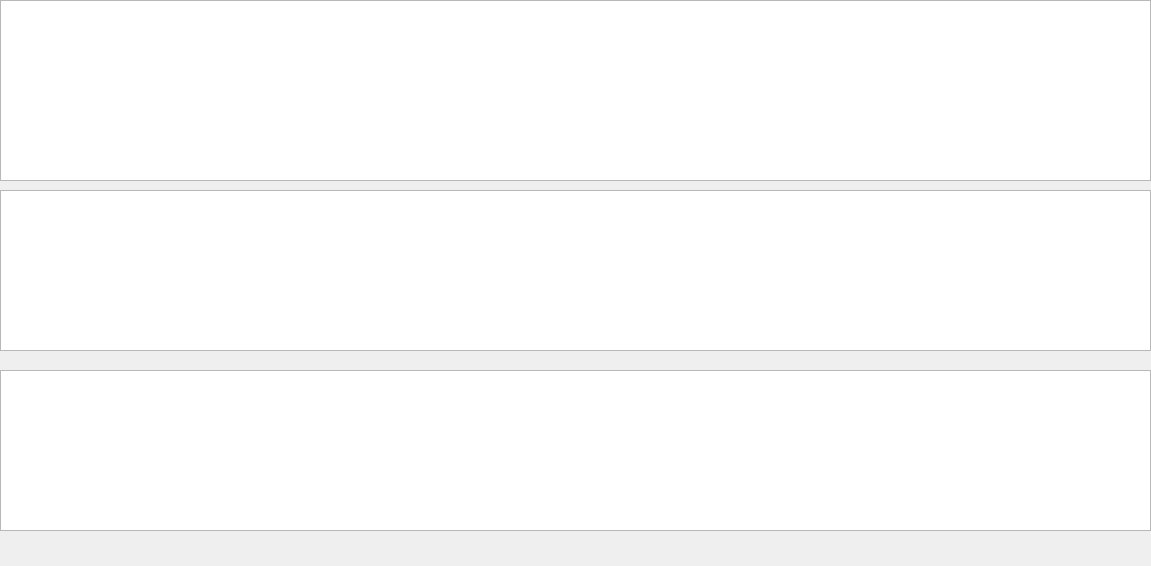
LaTortueQuiParl/L3Info, file CDAA/gestionnaireContact/mainwindow.ui: the form before one commit.
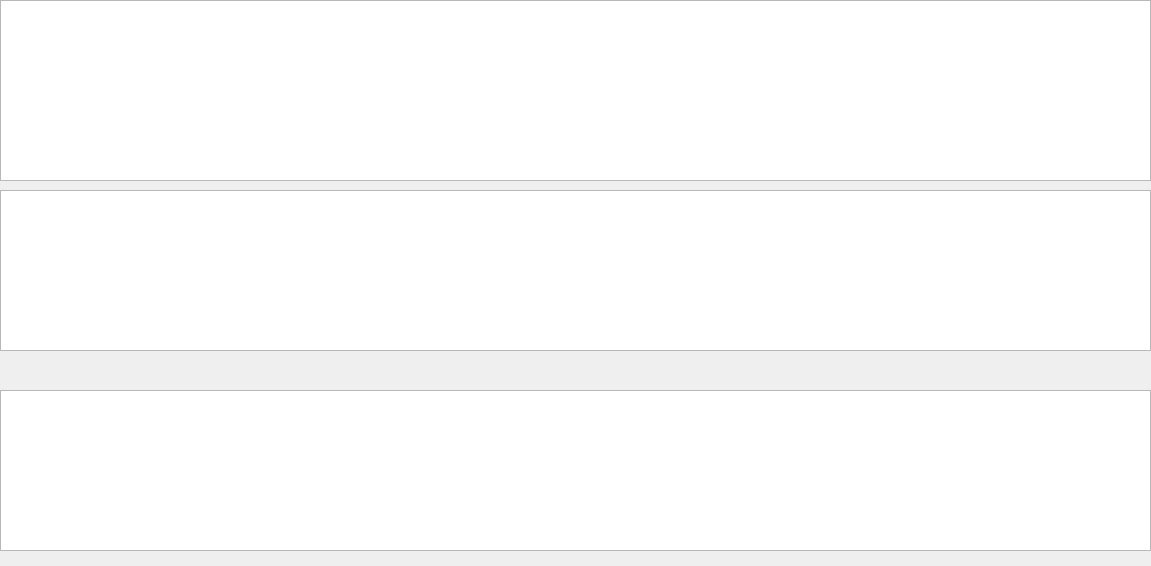
The form after the commit.

Diff of the .ui file:
```diff
--- a/CDAA/gestionnaireContact/mainwindow.ui
+++ b/CDAA/gestionnaireContact/mainwindow.ui
@@ -47,7 +47,7 @@
     <property name="geometry">
      <rect>
       <x>0</x>
-      <y>370</y>
+      <y>390</y>
       <width>1151</width>
       <height>161</height>
      </rect>
```
